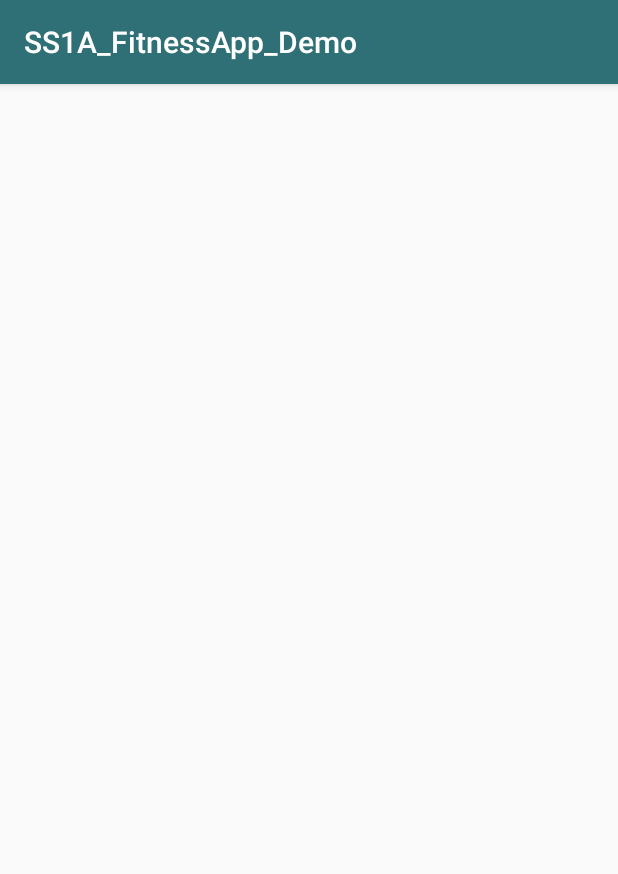
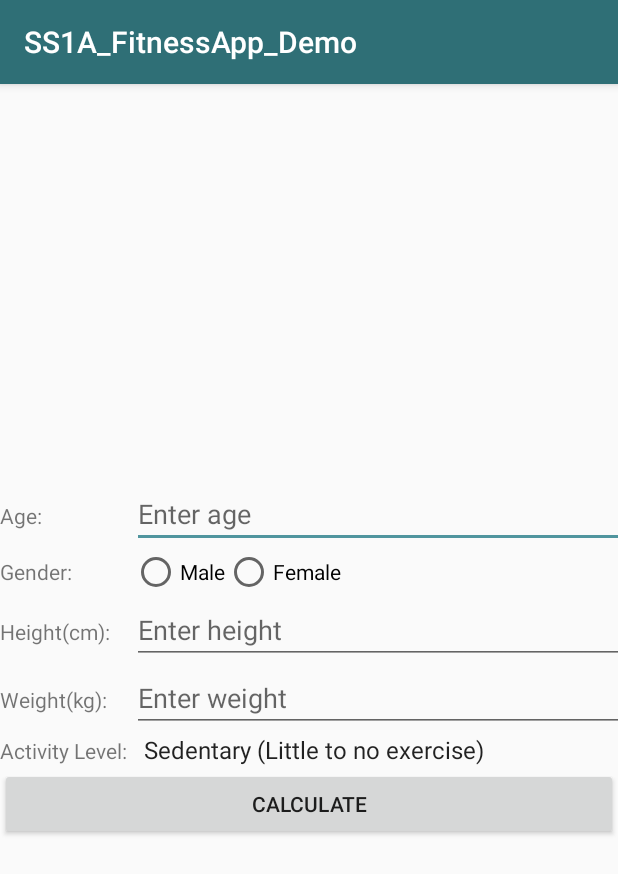
Before and after one commit to DavidOsburnUTS/1A_Old_Project, an Android app: the CalorieCalc screen opened directly, with no data from a screen before it, on a phone screen of 412 x 824 dp. Shown: the top 874 px of the screen. Run offline under Robolectric (Android 15) with nearby library versions, the light colour scheme and no system bars.

Commit message:
Set up CalorieCalc layout

```diff
--- a/app/src/main/AndroidManifest.xml
+++ b/app/src/main/AndroidManifest.xml
@@ -30,7 +30,8 @@
             android:name=".SideTab"
             android:label="@string/title_activity_side_tab"
             android:theme="@style/AppTheme.NoActionBar" />
-        <activity android:name=".CalorieCalc"></activity>
+        <activity android:name=".CalorieCalc"
+            android:exported="true"/>
     </application>
 
 </manifest>
--- a/app/src/main/java/com/example/andre/ss1a_fitnessapp/CalorieCalc.java
+++ b/app/src/main/java/com/example/andre/ss1a_fitnessapp/CalorieCalc.java
@@ -1,13 +1,42 @@
 package com.example.andre.ss1a_fitnessapp;
 
+import android.content.Intent;
 import android.support.v7.app.AppCompatActivity;
 import android.os.Bundle;
+import android.view.View;
+import android.widget.Button;
+import android.widget.EditText;
+import android.widget.TextView;
 
 public class CalorieCalc extends AppCompatActivity {
+
+    private EditText age;
+    private EditText height;
+    private EditText weight;
+    private TextView result;
+    private Button calculate;
 
     @Override
     protected void onCreate(Bundle savedInstanceState) {
         super.onCreate(savedInstanceState);
         setContentView(R.layout.activity_calorie_calc);
+
+
+        Button calculateBtn = (Button) findViewById(R.id.calculateBtn);
+
+        calculateBtn.setOnClickListener(new View.OnClickListener() {
+            @Override
+            public void onClick(View v) {
+
+            }
+        });
+        // for females = 10 x (Weight in kg) + 6.25 x (Height in cm) - 5 x age - 161
+        //for males = 10 x (Weight in kg) + 6.25 x (Height in cm) - 5 x age + 5
+
+       //sedentary and do not exercise, multiply your BMR by 1.2
+        //exercise lightly one to three times per week, multiply by 1.375
+        //exercise three to five days per week, multiply by 1.55
+        // exercise six or seven days per week, multiply by 1.725
+        // exercise seven days a week and also have a physically demanding job, multiply by 1.9.
     }
 }
--- a/app/src/main/java/com/example/andre/ss1a_fitnessapp/Homepage.java
+++ b/app/src/main/java/com/example/andre/ss1a_fitnessapp/Homepage.java
@@ -1,10 +1,13 @@
 package com.example.andre.ss1a_fitnessapp;
 
+import android.content.Intent;
 import android.os.Bundle;
 import android.support.annotation.NonNull;
 import android.support.design.widget.BottomNavigationView;
 import android.support.v7.app.AppCompatActivity;
 import android.view.MenuItem;
+import android.view.View;
+import android.widget.Button;
 import android.widget.TextView;
 
 public class Homepage extends AppCompatActivity {
@@ -41,6 +44,16 @@ public class Homepage extends AppCompatActivity {
         mTextMessage = (TextView) findViewById(R.id.message);
         BottomNavigationView navigation = (BottomNavigationView) findViewById(R.id.navigation);
         navigation.setOnNavigationItemSelectedListener(mOnNavigationItemSelectedListener);
+
+        Button calorieBtn = (Button) findViewById(R.id.calorieBtn);
+        calorieBtn.setOnClickListener(new View.OnClickListener() {
+            @Override
+            public void onClick(View v) {
+                Intent startIntent = new Intent(Homepage.this, CalorieCalc.class);
+                startActivity(startIntent);
+            }
+        });
+
     }
 
 }
--- a/app/src/main/res/layout/activity_calorie_calc.xml
+++ b/app/src/main/res/layout/activity_calorie_calc.xml
@@ -1,9 +1,97 @@
 <?xml version="1.0" encoding="utf-8"?>
-<android.support.constraint.ConstraintLayout xmlns:android="http://schemas.android.com/apk/res/android"
+<RelativeLayout xmlns:android="http://schemas.android.com/apk/res/android"
     xmlns:app="http://schemas.android.com/apk/res-auto"
     xmlns:tools="http://schemas.android.com/tools"
     android:layout_width="match_parent"
     android:layout_height="match_parent"
     tools:context=".CalorieCalc">
 
-</android.support.constraint.ConstraintLayout>
+    <TableLayout
+        android:layout_centerHorizontal="true"
+        android:layout_centerVertical="true"
+        android:layout_width="wrap_content"
+        android:layout_height="wrap_content">
+
+        <TableRow>
+
+            <TextView
+                android:layout_width="wrap_content"
+                android:layout_height="wrap_content"
+                android:text="Age: " />
+
+            <EditText
+                android:layout_width="wrap_content"
+                android:layout_height="wrap_content"
+                android:hint="Enter age" />
+        </TableRow>
+
+        <TableRow>
+
+            <TextView
+                android:layout_width="wrap_content"
+                android:layout_height="wrap_content"
+                android:text="Gender: "
+                android:layout_gravity="center_vertical"/>
+
+            <RadioGroup
+                android:layout_width="wrap_content"
+                android:layout_height="wrap_content"
+                android:orientation="horizontal">
+
+                <RadioButton
+                    android:layout_width="wrap_content"
+                    android:layout_height="wrap_content"
+                    android:text="Male" />
+
+                <RadioButton
+                    android:layout_width="wrap_content"
+                    android:layout_height="wrap_content"
+                    android:text="Female" />
+            </RadioGroup>
+        </TableRow>
+
+        <TableRow>
+            <TextView
+                android:layout_width="wrap_content"
+                android:layout_height="wrap_content"
+                android:text="Height(cm): "/>
+            <EditText
+                android:layout_width="wrap_content"
+                android:layout_height="wrap_content"
+                android:hint="Enter height"/>
+        </TableRow>
+
+        <TableRow>
+            <TextView
+                android:layout_width="wrap_content"
+                android:layout_height="wrap_content"
+                android:text="Weight(kg): "/>
+            <EditText
+                android:layout_width="wrap_content"
+                android:layout_height="wrap_content"
+                android:hint="Enter weight"/>
+        </TableRow>
+        <TableRow>
+            <TextView
+                android:layout_width="wrap_content"
+                android:layout_height="wrap_content"
+                android:text="Activity Level: "/>
+            <Spinner
+                android:id="@+id/activitylevel_spinner"
+                android:layout_width="wrap_content"
+                android:layout_height="wrap_content"
+                android:prompt="@string/activitylevel_prompt"
+                android:entries="@array/activitylevel_arrays">
+            </Spinner>
+        </TableRow>
+
+            <Button
+                android:id="@+id/calculateBtn"
+                android:layout_width="wrap_content"
+                android:layout_height="wrap_content"
+                android:layout_gravity="center"
+                android:text="Calculate"/>
+
+    </TableLayout>
+
+</RelativeLayout>
--- a/app/src/main/res/layout/activity_homepage.xml
+++ b/app/src/main/res/layout/activity_homepage.xml
@@ -53,7 +53,7 @@
         app:layout_constraintStart_toStartOf="parent" />
 
     <Button
-        android:id="@+id/button4"
+        android:id="@+id/calorieBtn"
         android:layout_width="180dp"
         android:layout_height="180dp"
         android:layout_marginEnd="8dp"
--- a/app/src/main/res/values/strings.xml
+++ b/app/src/main/res/values/strings.xml
@@ -36,4 +36,14 @@
     <string name="nav_header_desc">Navigation header</string>
     <string name="action_settings">Settings</string>
     <string name="todo">TODO</string>
+
+    <string name="activitylevel_prompt">Choose activity level</string>
+    <string-array name="activitylevel_arrays">
+        <item>Sedentary (Little to no exercise)</item>
+        <item>Light (1&#8211;3 days of exercise)</item>
+        <item>Moderate (3&#8211;5 days of exercise)</item>
+        <item>Very Active (6&#8211;7 days of exercise)</item>
+        <item>Extra Active (7 days/physically demanding job)</item>
+    </string-array>
+
 </resources>
```
